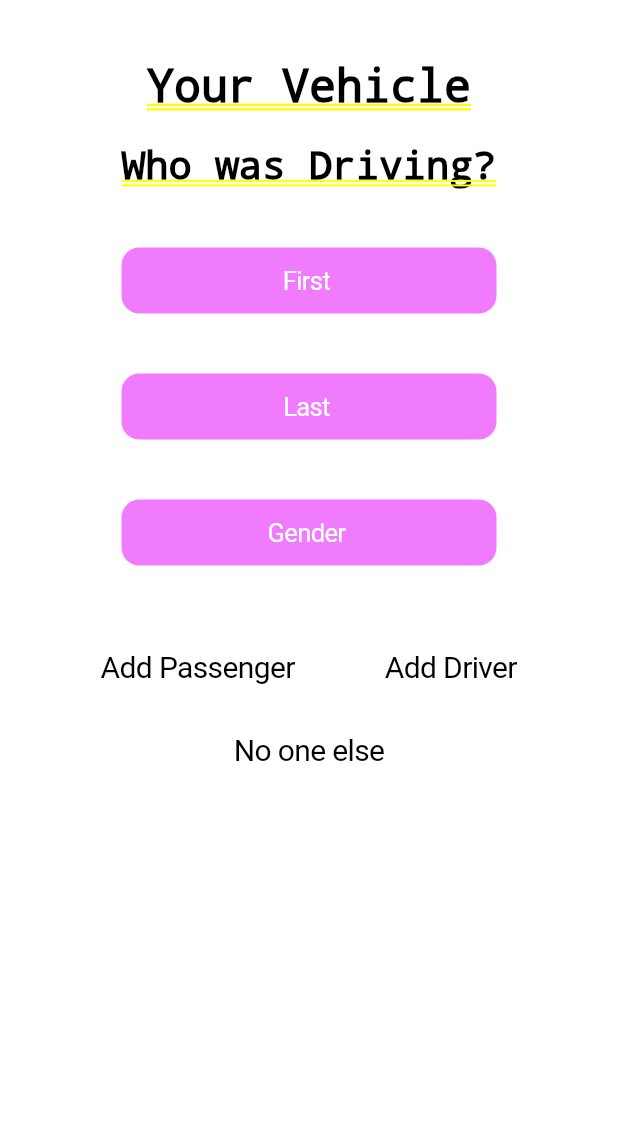
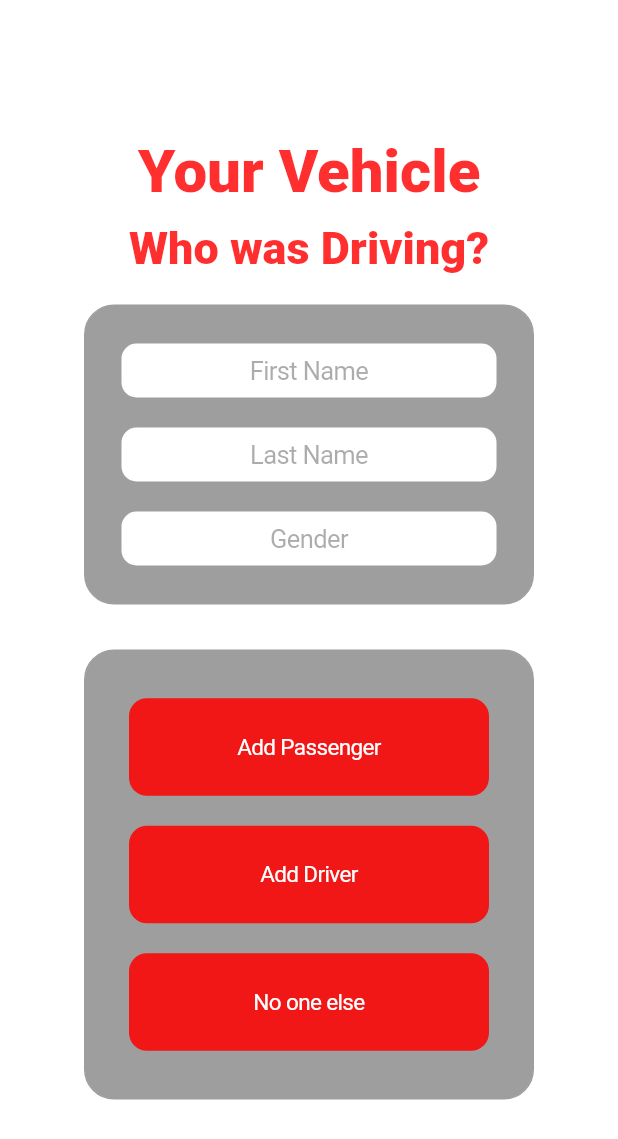
Before and after one commit to st9488/UTDHackathon2021, a Flutter app: the DriverInformation screen opened by its route, on a phone screen of 412 x 824 dp. Shown: the top 1139 px of the screen. Run offline on Flutter 3.47's test engine with Material 2 defaults, Android fonts, the phone set to English and light mode, and no system bars; our stand-ins replace firebase_auth, firebase_core; accounts and stored records are empty; Roboto replaces fonts that are missing (BabasNeue).

Commit message:
Updating UI

```diff
--- a/lib/pages/driver_information.dart
+++ b/lib/pages/driver_information.dart
@@ -16,9 +16,9 @@ class DriverInformation extends StatefulWidget {
 
 class _DriverInformationState extends State<DriverInformation> {
 
-  final TextEditingController _text1 = TextEditingController(text: "First");
-  final TextEditingController _text2 = TextEditingController(text: "Last");
-  final TextEditingController _text3 = TextEditingController(text: "Gender");
+  final TextEditingController _text1 = TextEditingController();
+  final TextEditingController _text2 = TextEditingController();
+  final TextEditingController _text3 = TextEditingController();
 
   @override
   Widget build(BuildContext context) {
@@ -27,84 +27,135 @@ class _DriverInformationState extends State<DriverInformation> {
         const Background(),
 
         Column(
+          mainAxisAlignment: MainAxisAlignment.center,
           crossAxisAlignment: CrossAxisAlignment.center,
           children: [
-            const Padding(padding: EdgeInsets.symmetric(vertical: 20),),
             const Text(
               "Your Vehicle",
-              style: TextStyle(fontSize: 30, color: Color.fromRGBO(0, 0, 0, 1), ),
+              style: TextStyle(decoration: TextDecoration.none, fontFamily: 'BabasNeue', fontSize: 40),
+            ),
+            const Padding(padding: EdgeInsets.symmetric(vertical: 5),),
+            const Text(
+              "Who was Driving?",
+              style: TextStyle(decoration: TextDecoration.none, fontFamily: 'BabasNeue', fontSize: 30),
             ),
             const Padding(padding: EdgeInsets.symmetric(vertical: 10),),
-            const Text(
-                "Who was Driving?",
-              style: TextStyle(fontSize: 26, color: Color.fromRGBO(0, 0, 0, 1)),
+            SizedBox(
+              width: 300,
+              height: 200,
+              child: Container(
+                decoration: BoxDecoration(
+                    color: Colors.grey,
+                    border: Border.all(
+                      color: Colors.grey,
                     ),
-            const Padding(padding: EdgeInsets.symmetric(vertical: 20),),
+                    borderRadius: BorderRadius.all(Radius.circular(20))
+                ),
+                child: Padding(
+                  padding: const EdgeInsets.all(10.0),
+                  child: Column(
+                      mainAxisAlignment: MainAxisAlignment.center,
+                      crossAxisAlignment: CrossAxisAlignment.center,
+                      children: [
                         SizedBox(
                           width: 250,
-              child: CupertinoButton(
-                padding: const EdgeInsets.symmetric(horizontal: 20),
                           child: CupertinoTextField(
                             controller: _text1,
+                            placeholder: 'First Name',
+                            placeholderStyle: TextStyle(color: Theme.of(context).colorScheme.onSecondary),
                             autocorrect: false,
-                    cursorColor: const Color.fromRGBO(255, 255, 255, 1),
-                    style: TextStyle(color: Theme.of(context).colorScheme.surface),
-                    decoration: const BoxDecoration(
-                      color: Color.fromRGBO(0, 0, 0, 0)
+                            cursorColor: const Color.fromRGBO(0, 0, 0, 1),
+                            style: TextStyle(color: Colors.black),
+                            decoration: BoxDecoration(
+                                color: Colors.white,
+                                border: Border.all(
+                                  color: Colors.white,
                                 ),
+                                borderRadius: const BorderRadius.all(Radius.circular(10))),
                             textAlign: TextAlign.center,
                           ),
-                  color: Theme.of(context).colorScheme.primary,
-                onPressed: () {},
+                        ),
+
+                        const Padding(
+                          padding: EdgeInsets.symmetric(vertical: 10),
+                        ),
+                        SizedBox(
+                          width: 250,
+                          child: CupertinoTextField(
+                            controller: _text2,
+                            placeholder: 'Last Name',
+                            placeholderStyle: TextStyle(color: Theme.of(context).colorScheme.onSecondary),
+                            cursorColor: const Color.fromRGBO(0, 0, 0, 1),
+                            style: TextStyle(color: Colors.black),
+                            decoration: BoxDecoration(
+                                color: Colors.white,
+                                border: Border.all(
+                                  color: Colors.white,
+                                ),
+                                borderRadius: const BorderRadius.all(Radius.circular(10))),
+                            textAlign: TextAlign.center,
+                          ),
+
+                        ),
+                        const Padding(
+                          padding: EdgeInsets.symmetric(vertical: 10),
+                        ),
+                        SizedBox(
+                          width: 250,
+                          child: CupertinoTextField(
+                            controller: _text3,
+                            placeholder: 'Gender',
+                            placeholderStyle: TextStyle(color: Theme.of(context).colorScheme.onSecondary),
+                            cursorColor: const Color.fromRGBO(0, 0, 0, 1),
+                            style: TextStyle(color: Colors.black),
+                            decoration: BoxDecoration(
+                                color: Colors.white,
+                                border: Border.all(
+                                  color: Colors.white,
+                                ),
+                                borderRadius: const BorderRadius.all(Radius.circular(10))),
+                            textAlign: TextAlign.center,
                           ),
                         ),
-            const Padding(padding: EdgeInsets.symmetric(vertical: 20),),
-            SizedBox(
-              width: 250,
-              child: CupertinoButton(
-                padding: const EdgeInsets.symmetric(horizontal: 20),
-                child: CupertinoTextField(
-                  cursorColor: const Color.fromRGBO(255, 255, 255, 1),
-                  controller: _text2,
-                  autocorrect: false,
-                  style: TextStyle(color: Theme.of(context).colorScheme.surface),
-                  decoration: const BoxDecoration(
-                      color: Color.fromRGBO(0, 0, 0, 0)
+                        //const Padding(
+                        //  padding: EdgeInsets.symmetric(vertical: 20),
+                        //),
+                        const Padding(
+                          padding: EdgeInsets.symmetric(horizontal: 10),
                         ),
-                  textAlign: TextAlign.center,
-                ),
-                color: Theme.of(context).colorScheme.primary,
-                onPressed: () {},
+
+                      ]),
                 ),
               ),
-            const Padding(padding: EdgeInsets.symmetric(vertical: 20),),
+            ),
+
+            Container(height: 30),
+
+
             SizedBox(
-              width: 250,
-              child: CupertinoButton(
-                padding: const EdgeInsets.symmetric(horizontal: 20),
-                child: CupertinoTextField(
-                  cursorColor: const Color.fromRGBO(255, 255, 255, 1),
-                  controller: _text3,
-                  autocorrect: false,
-                  style: TextStyle(color: Theme.of(context).colorScheme.surface),
-                  decoration: const BoxDecoration(
-                      color: Color.fromRGBO(0, 0, 0, 0)
+              width: 300,
+              height: 300,
+              child: Container(
+                decoration: BoxDecoration(
+                    color: Colors.grey,
+                    border: Border.all(
+                      color: Colors.grey,
                     ),
-                  textAlign: TextAlign.center,
+                    borderRadius: BorderRadius.all(Radius.circular(20))
                 ),
-                color: Theme.of(context).colorScheme.primary,
-                onPressed: () {},
-              ),
-            ),
-            const Padding(padding: EdgeInsets.symmetric(vertical: 20),),
-            Row(
+                child: Column(
+                  crossAxisAlignment: CrossAxisAlignment.center,
                   mainAxisAlignment: MainAxisAlignment.center,
                   children: [
-                const Padding(padding: EdgeInsets.symmetric(horizontal: 10),),
-                CupertinoButton(
+
+                    SizedBox(
+                      width: 240,
+                      height: 65,
+                      child: CupertinoButton(
+                          color: Theme.of(context).colorScheme.background,
                           child: const Text(
                             "Add Passenger",
-                      style: TextStyle(fontSize: 20, color: Color.fromRGBO(0, 0, 0, 1),
+                            style: TextStyle(fontSize: 15, color: Color.fromRGBO(255, 255, 255, 1),
                             ),
                             textAlign: TextAlign.center,
                           ),
@@ -112,11 +163,18 @@ class _DriverInformationState extends State<DriverInformation> {
                             Navigator.of(context).push(MaterialPageRoute(builder: (context) =>
                                 PassengerInformation(list: [Person(isMale: _text3.text, firstName: _text1.text, lastName: _text2.text)])));
                           }),
-                const Padding(padding: EdgeInsets.symmetric(horizontal: 10),),
-                CupertinoButton(
+                    ),
+
+                    const Padding(padding: EdgeInsets.symmetric(horizontal: 10, vertical: 10),),
+
+                    SizedBox(
+                      width: 240,
+                      height: 65,
+                      child: CupertinoButton(
+                          color: Theme.of(context).colorScheme.background,
                           child: const Text(
                             "Add Driver",
-                      style: TextStyle(fontSize: 20, color: Color.fromRGBO(0, 0, 0, 1)),
+                            style: TextStyle(fontSize: 15, color: Color.fromRGBO(255, 255, 255, 1)),
                             textAlign: TextAlign.center,
                           ),
                           onPressed: () {
@@ -124,13 +182,16 @@ class _DriverInformationState extends State<DriverInformation> {
                             print("This is the List of Persons: ${currentClaim.everyone}");
                             Navigator.of(context).push(MaterialPageRoute(builder: (context) => const OtherDriverInformation(list: [],)));
                           }),
-                const Padding(padding: EdgeInsets.symmetric(horizontal: 10),),
-              ],
                     ),
-            CupertinoButton(
+                    const Padding(padding: EdgeInsets.symmetric(horizontal: 10, vertical: 10),),
+                    SizedBox(
+                      width: 240,
+                      height: 65,
+                      child: CupertinoButton(
+                        color: Theme.of(context).colorScheme.background,
                         child: const Text(
                         "No one else",
-                  style: TextStyle(fontSize: 20, color: Color.fromRGBO(0, 0, 0, 1)),
+                        style: TextStyle(fontSize: 15, color: Color.fromRGBO(255, 255, 255, 1)),
                         textAlign: TextAlign.center,
                         ),
                         onPressed: () {
@@ -138,8 +199,13 @@ class _DriverInformationState extends State<DriverInformation> {
                           print("This is the List of Persons: ${currentClaim.everyone}");
                           Navigator.of(context).pushReplacementNamed('/VehicleInformation');
                         }),
+                    ),
                     const Padding(padding: EdgeInsets.symmetric(horizontal: 10),),
                   ],
+                ),
+              ),
+            ),
+        ]
         )
       ],
     );
```
Lines whose indentation alone changed are shown as unchanged.
